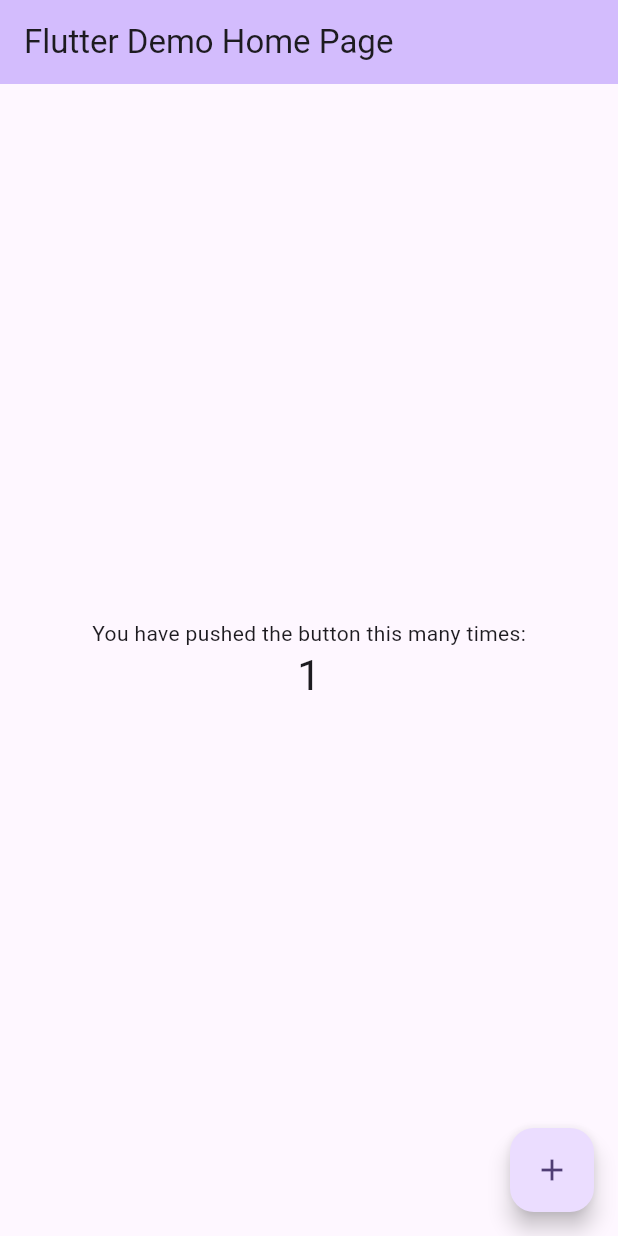
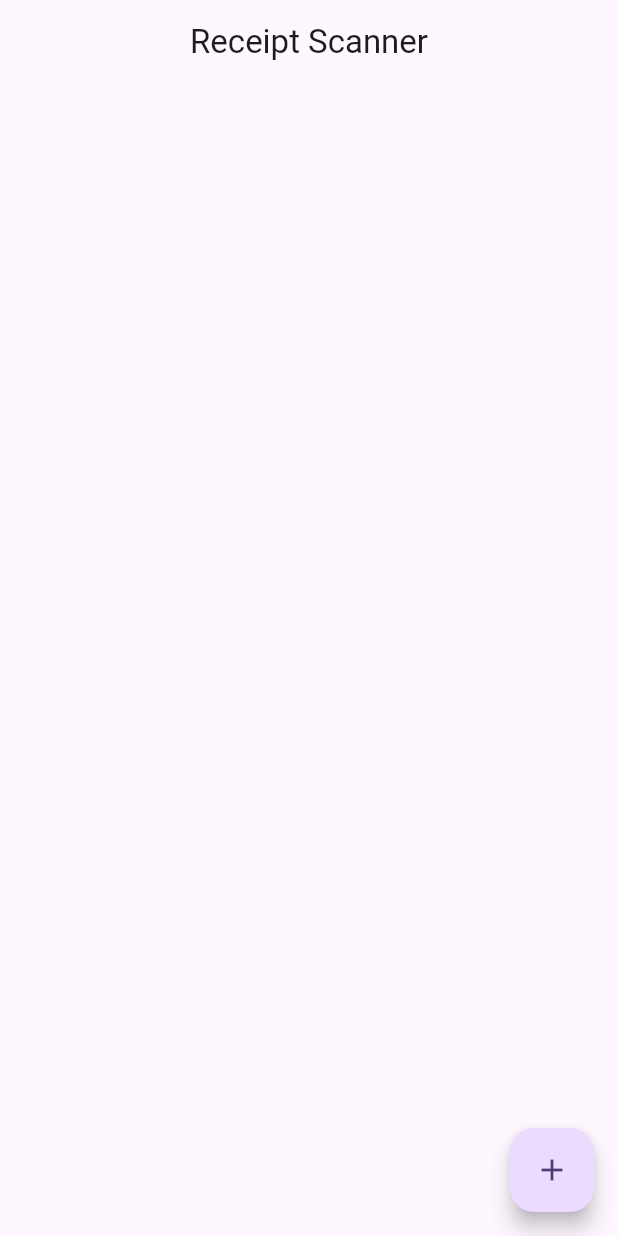
Before and after one commit to nattmartinez10/receipt_scanner_tool, a Flutter app: the screen it shows after launch, after a tap on the "add" icon, on a phone screen of 412 x 824 dp. Run offline on Flutter 3.47's test engine with Material 3 defaults, Android fonts, the phone set to English and light mode, and no system bars; missing offline and left inert: gallery_picker.

Commit message:
Required libraries added

```diff
--- a/receipt_scanner_tool/lib/main.dart
+++ b/receipt_scanner_tool/lib/main.dart
@@ -1,4 +1,5 @@
 import 'package:flutter/material.dart';
+import 'package:receipt_scanner_tool/pages/home_page.dart';
 
 void main() {
   runApp(const MyApp());
@@ -11,62 +12,10 @@ class MyApp extends StatelessWidget {
     return MaterialApp(
       title: 'Flutter Demo',
       theme: ThemeData(
-        colorScheme: ColorScheme.fromSeed(seedColor: Colors.deepPurple),
+        colorScheme: ColorScheme.fromSeed(seedColor: const Color.fromARGB(255, 93, 69, 135)),
         useMaterial3: true,
       ),
-      home: const MyHomePage(title: 'Flutter Demo Home Page'),
+      home: const HomePage(),
     );
   }
 }
-
-class MyHomePage extends StatefulWidget {
-  const MyHomePage({super.key, required this.title});
-  final String title;
-
-  @override
-  State<MyHomePage> createState() => _MyHomePageState();
-}
-
-class _MyHomePageState extends State<MyHomePage> {
-  int _counter = 0;
-
-  void _incrementCounter() {
-    setState(() {
-      _counter++;
-    });
-  }
-
-  @override
-  Widget build(BuildContext context) {
-
-    return Scaffold(
-      appBar: AppBar(
-
-        backgroundColor: Theme.of(context).colorScheme.inversePrimary,
-
-        title: Text(widget.title),
-      ),
-      body: Center(
-
-        child: Column(
-
-          mainAxisAlignment: MainAxisAlignment.center,
-          children: <Widget>[
-            const Text(
-              'You have pushed the button this many times:',
-            ),
-            Text(
-              '$_counter',
-              style: Theme.of(context).textTheme.headlineMedium,
-            ),
-          ],
-        ),
-      ),
-      floatingActionButton: FloatingActionButton(
-        onPressed: _incrementCounter,
-        tooltip: 'Increment',
-        child: const Icon(Icons.add),
-      ), // This trailing comma makes auto-formatting nicer for build methods.
-    );
-  }
-}
--- /dev/null
+++ b/receipt_scanner_tool/lib/pages/home_page.dart
@@ -0,0 +1,34 @@
+import 'dart:io';
+
+import 'package:flutter/material.dart';
+import 'package:gallery_picker/gallery_picker.dart';
+
+class HomePage extends StatefulWidget {
+  const HomePage({super.key});
+  @override
+  State<HomePage> createState() => _HomePageState();
+}
+
+class _HomePageState extends State<HomePage> {
+  File? selectedImage;
+
+  @override
+  Widget build(BuildContext context) {
+    return Scaffold(
+      appBar: AppBar(
+        centerTitle: true,
+        title: const Text(
+          "Receipt Scanner",
+        ),
+      ),
+      floatingActionButton: FloatingActionButton(
+          onPressed: () async {
+            List<MediaFile>? media = await GalleryPicker.pickMedia(
+                context: context, singleMedia: true);
+          },
+          child: const Icon(
+            Icons.add,
+          )),
+    );
+  }
+}
```
Also changed, not shown: receipt_scanner_tool/pubspec.yaml (+5 -68 lines), receipt_scanner_tool/pubspec.lock, 6 other files.
